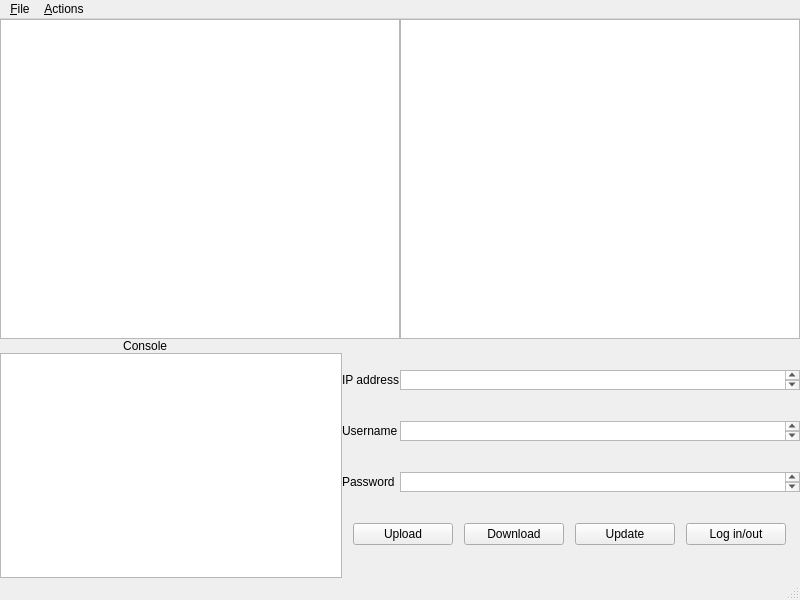
Before: the Qt Designer form mainwindow.ui in leibohan/simpleFTPserver, drawn with Qt 5.
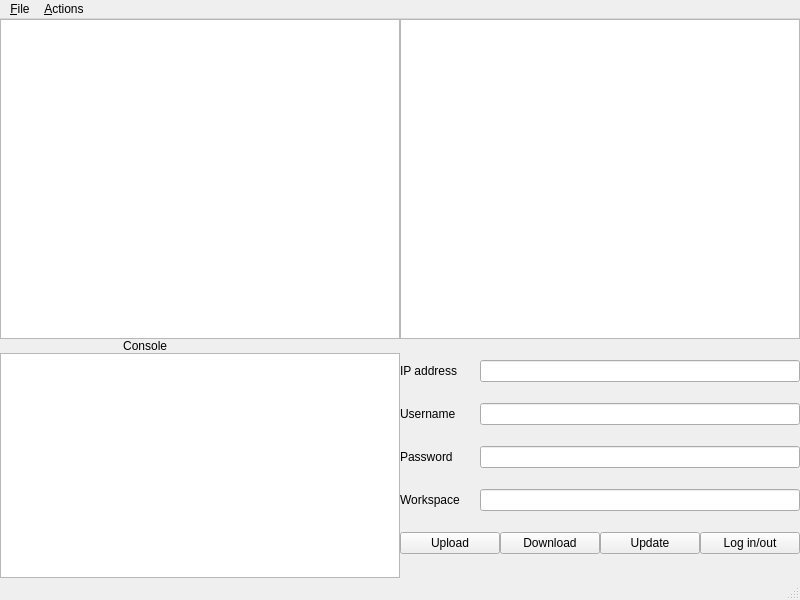
After: the same form once the commit is applied.

Diff of the .ui file:
```diff
--- a/mainwindow.ui
+++ b/mainwindow.ui
@@ -150,17 +150,11 @@
                </widget>
               </item>
               <item>
-               <widget class="QTextEdit" name="ip_input">
-                <property name="minimumSize">
-                 <size>
-                  <width>400</width>
-                  <height>20</height>
-                 </size>
-                </property>
+               <widget class="QLineEdit" name="ip_input">
                 <property name="maximumSize">
                  <size>
-                  <width>400</width>
-                  <height>20</height>
+                  <width>320</width>
+                  <height>16777215</height>
                  </size>
                 </property>
                </widget>
@@ -183,17 +177,11 @@
                </widget>
               </item>
               <item>
-               <widget class="QTextEdit" name="user_input">
-                <property name="minimumSize">
-                 <size>
-                  <width>400</width>
-                  <height>20</height>
-                 </size>
-                </property>
+               <widget class="QLineEdit" name="name_input">
                 <property name="maximumSize">
                  <size>
-                  <width>400</width>
-                  <height>20</height>
+                  <width>320</width>
+                  <height>16777215</height>
                  </size>
                 </property>
                </widget>
@@ -216,17 +204,32 @@
                </widget>
               </item>
               <item>
-               <widget class="QTextEdit" name="pw_input">
-                <property name="minimumSize">
+               <widget class="QLineEdit" name="pw_input">
+                <property name="maximumSize">
                  <size>
-                  <width>400</width>
-                  <height>20</height>
+                  <width>320</width>
+                  <height>16777215</height>
                  </size>
                 </property>
+               </widget>
+              </item>
+             </layout>
+            </item>
+            <item>
+             <layout class="QHBoxLayout" name="horizontalLayout_8">
+              <item>
+               <widget class="QLabel" name="label_5">
+                <property name="text">
+                 <string>Workspace</string>
+                </property>
+               </widget>
+              </item>
+              <item>
+               <widget class="QLineEdit" name="dir_input">
                 <property name="maximumSize">
                  <size>
-                  <width>400</width>
-                  <height>20</height>
+                  <width>320</width>
+                  <height>16777215</height>
                  </size>
                 </property>
                </widget>
```
Left out of the diff: 74 changed lines with no effect on the pictures.
